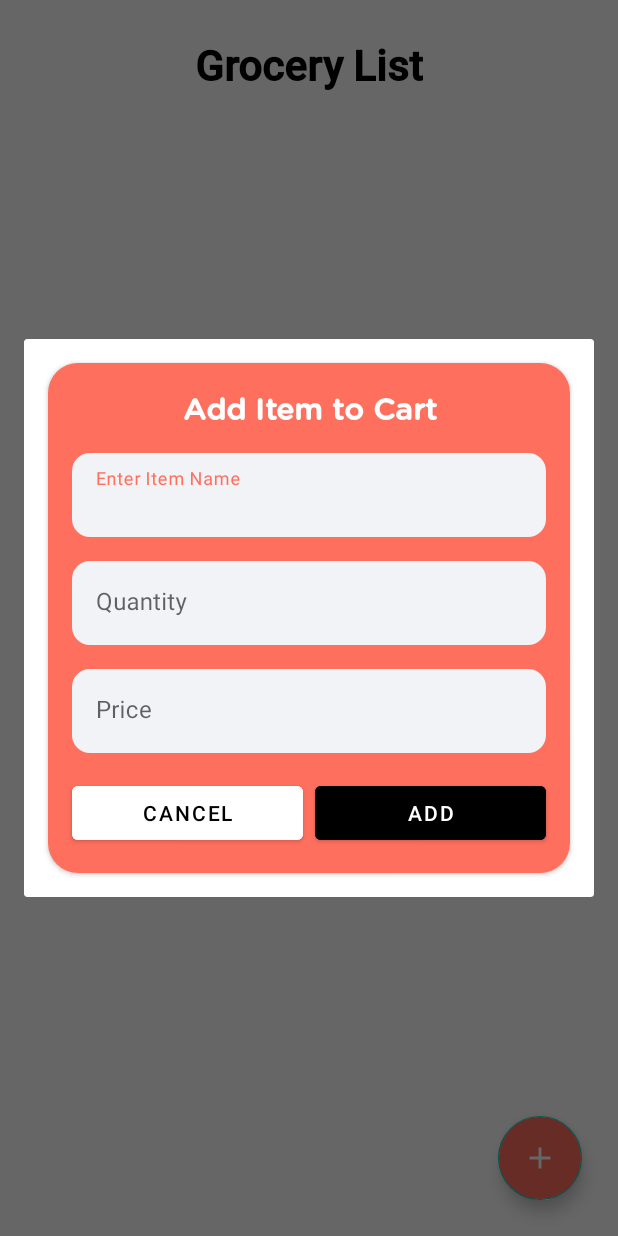
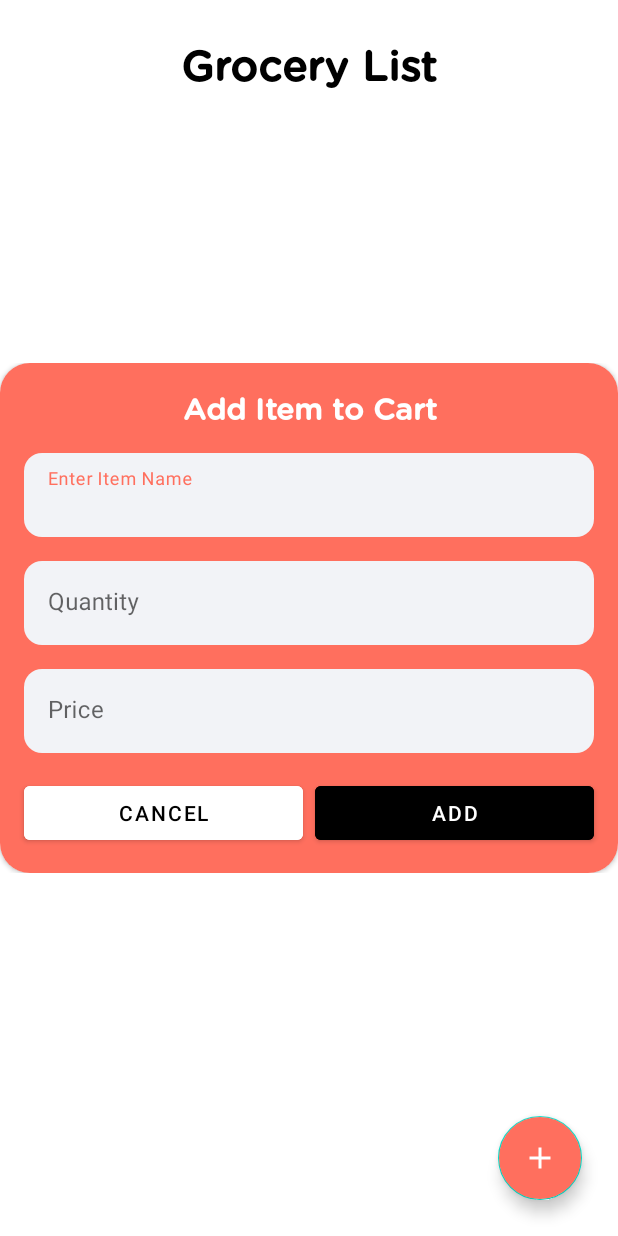
Before and after one commit to noobshubham/GoStore, an Android app: the GroceryActivity screen opened directly, with no data from a screen before it, after a tap on an icon or button, on a phone screen of 412 x 824 dp. Run offline under Robolectric (Android 15) with nearby library versions, the phone set to English and light mode, and no system bars; our stand-ins replace Room's generated code.

Commit message:
Minor UI Fix

```diff
--- a/app/build.gradle
+++ b/app/build.gradle
@@ -14,8 +14,8 @@ android {
         applicationId "com.noobshubham.gostore"
         minSdk 21
         targetSdk 33
-        versionCode 2
-        versionName "1.1"
+        versionCode 3
+        versionName "1.2"
 
         testInstrumentationRunner "androidx.test.runner.AndroidJUnitRunner"
     }
--- a/app/src/main/java/com/noobshubham/gostore/grocery/GroceryActivity.kt
+++ b/app/src/main/java/com/noobshubham/gostore/grocery/GroceryActivity.kt
@@ -57,7 +57,7 @@ class GroceryActivity : AppCompatActivity(), GroceryAdapter.GroceryItemClickInte
 
     @SuppressLint("NotifyDataSetChanged")
     private fun openDialog() {
-        val dialog = Dialog(this)
+        val dialog = Dialog(this, R.style.NewDialog)
         dialog.setContentView(R.layout.grocery_add_dialog)
 
         val cancel: Button = dialog.findViewById(R.id.idBtnCancel)
--- a/app/src/main/res/layout/activity_grocery.xml
+++ b/app/src/main/res/layout/activity_grocery.xml
@@ -12,7 +12,7 @@
         android:layout_width="wrap_content"
         android:layout_height="wrap_content"
         android:layout_margin="24dp"
-        android:fontFamily="@font/roboto_medium"
+        android:fontFamily="@font/gotham"
         android:text="Grocery List"
         app:layout_constraintEnd_toEndOf="parent"
         app:layout_constraintStart_toStartOf="parent"
--- a/app/src/main/res/layout/grocery_add_dialog.xml
+++ b/app/src/main/res/layout/grocery_add_dialog.xml
@@ -4,8 +4,6 @@
     android:layout_width="match_parent"
     android:layout_height="wrap_content"
     android:layout_gravity="center"
-    android:layout_margin="16dp"
-    app:cardBackgroundColor="#f1f1f1"
     app:cardCornerRadius="20dp">
 
     <RelativeLayout
--- a/app/src/main/res/values/themes.xml
+++ b/app/src/main/res/values/themes.xml
@@ -73,6 +73,18 @@
         <item name="android:textAllCaps">false</item>
     </style>
 
+    <style name="NewDialog">
+        <item name="android:windowFrame">@null</item>
+        <item name="android:windowBackground">@android:color/transparent</item>
+        <item name="android:windowIsFloating">true</item>
+        <item name="android:windowContentOverlay">@null</item>
+        <item name="android:windowTitleStyle">@null</item>
+        <item name="android:windowAnimationStyle">@android:style/Animation.Dialog</item>
+        <item name="android:windowSoftInputMode">stateUnspecified|adjustPan</item>
+        <item name="android:backgroundDimEnabled">false</item>
+        <item name="android:background">@android:color/transparent</item>
+    </style>
+
     <style name="googleBtn" parent="Widget.MaterialComponents.Button">
         <item name="backgroundTint">@color/white</item>
         <item name="cornerRadius">12dp</item>
```
